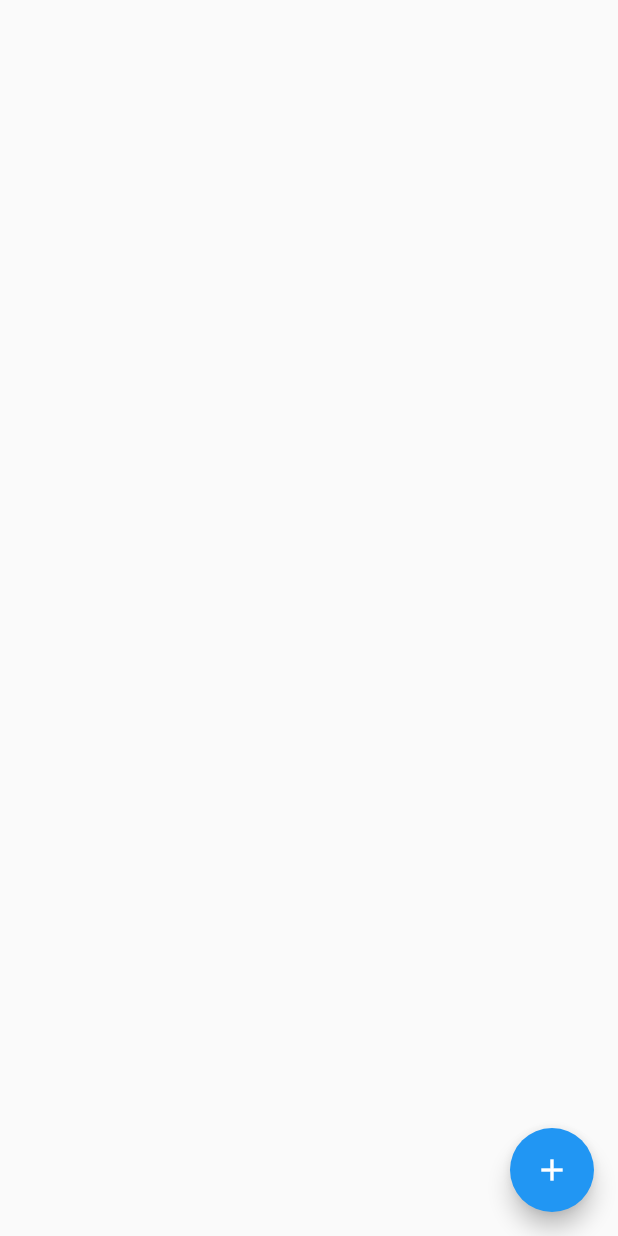
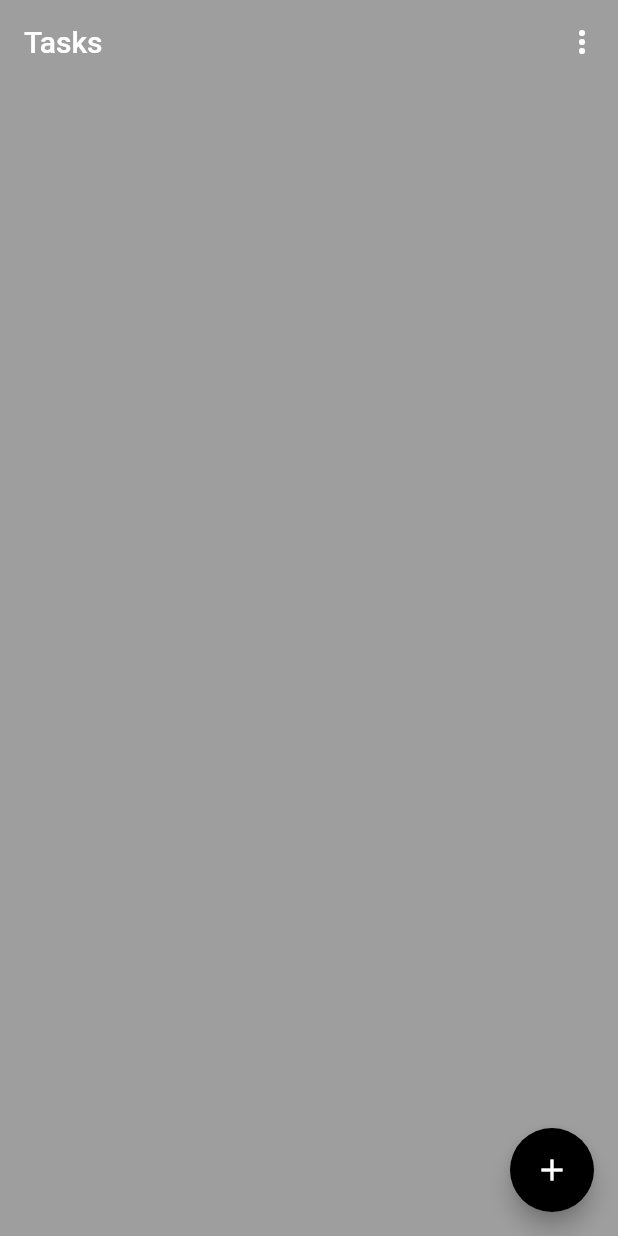
Before and after one commit to kkdlau/todo, a Flutter app: the screen it shows after launch, on a phone screen of 412 x 824 dp. Run offline on Flutter 3.47's test engine with Material 2 defaults, Android fonts, the phone set to English and light mode, and no system bars.

Commit message:
homePage changes

```diff
--- a/lib/main.dart
+++ b/lib/main.dart
@@ -19,6 +19,7 @@ class MyApp extends StatelessWidget {
         ],
         child: MaterialApp(
             title: 'TODO',
+            debugShowCheckedModeBanner: false,
             theme: ThemeData(
               primarySwatch: Colors.blue,
               visualDensity: VisualDensity.adaptivePlatformDensity,
--- a/lib/widgets/page_layout.dart
+++ b/lib/widgets/page_layout.dart
@@ -12,8 +12,36 @@ class _PageLayoutState extends State<PageLayout> {
   @override
   Widget build(BuildContext context) {
     return Scaffold(
+      backgroundColor: Colors.grey,
+      appBar: AppBar(
+        backgroundColor: Colors.transparent,
+        elevation: 0,
+        title: Text('Tasks'),
+        actions: <Widget>[
+          PopupMenuButton(
+            onSelected: (result) {},
+            itemBuilder: (BuildContext context) {
+              return [
+                PopupMenuItem(
+                    value: "",
+                    child: Row(
+                      mainAxisAlignment: MainAxisAlignment.spaceAround,
+                      children: [
+                        Icon(
+                          Icons.format_paint,
+                          color: Colors.grey,
+                        ),
+                        Text('變更佈景主題'),
+                      ],
+                    )),
+              ];
+            },
+          )
+        ],
+      ),
       body: Container(),
       floatingActionButton: FloatingActionButton(
+          backgroundColor: Colors.black,
           onPressed: () {
             showDialog(context: context, child: AddEventDialog());
           },
```
Also changed, not shown: pubspec.lock.
